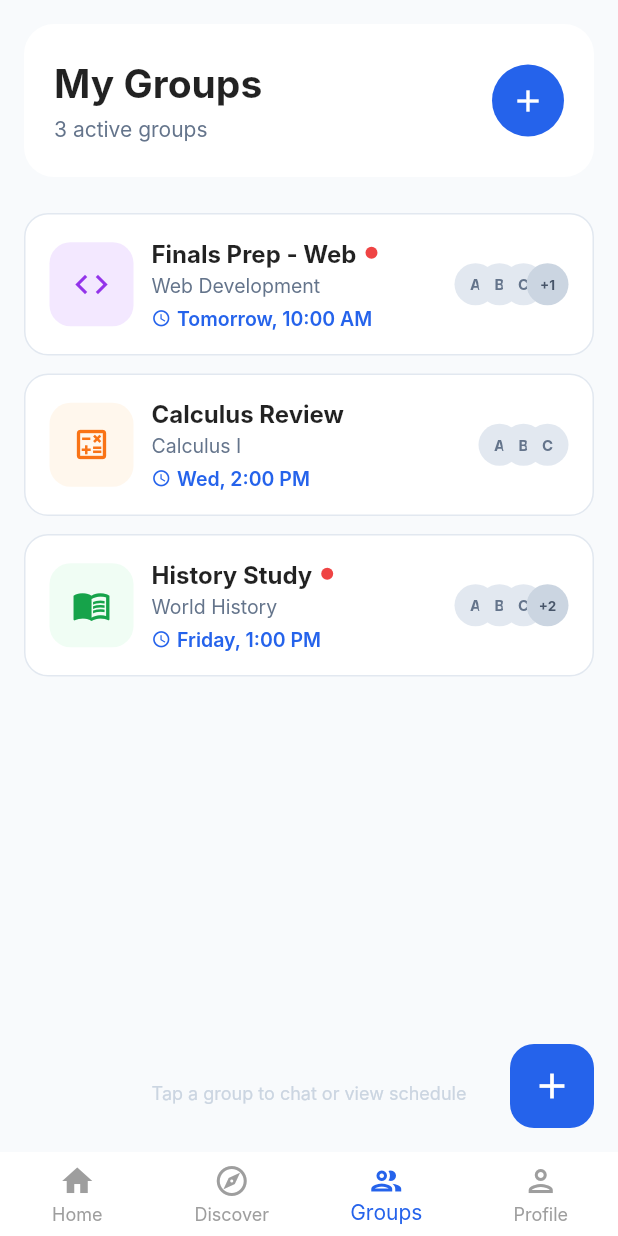
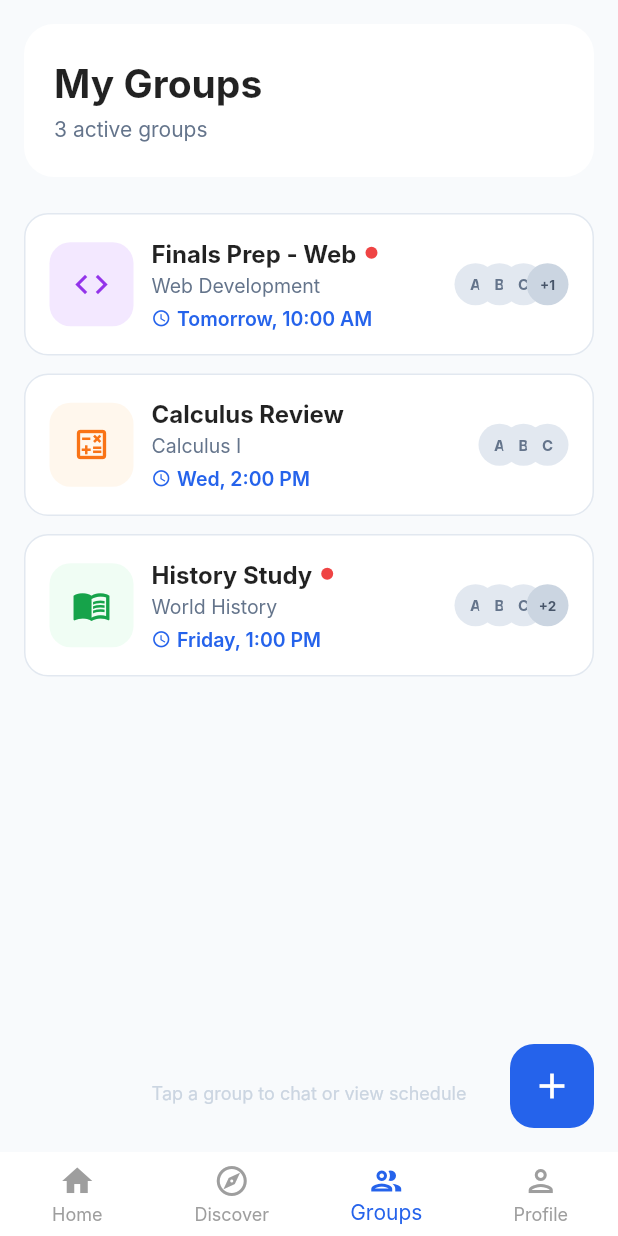
Before and after one commit to Thaw-Zin-Myo-Aung/studysync, a Flutter app: the GroupsListScreen screen opened by its route, on a phone screen of 412 x 824 dp. Run offline on Flutter 3.47's test engine with Material 3 defaults, Android fonts, the phone set to English and light mode, and no system bars; our stand-ins replace go_router; Roboto replaces fonts that are missing (Inter).

Commit message:
remove button from group screen upper right corner

```diff
--- a/lib/features/groups/screens/groups_list_screen.dart
+++ b/lib/features/groups/screens/groups_list_screen.dart
@@ -18,10 +18,7 @@ class GroupsListScreen extends StatelessWidget {
           padding: const EdgeInsets.all(16),
           child: Column(
             children: [
-              GroupsHeader(
-                groupCount: mockGroups.length,
-                onAdd: () {},
-              ),
+              GroupsHeader(groupCount: mockGroups.length),
               const SizedBox(height: 24),
               Expanded(
                 child: ListView.separated(
--- a/lib/features/groups/widgets/groups_header.dart
+++ b/lib/features/groups/widgets/groups_header.dart
@@ -3,12 +3,10 @@ import '../../../core/theme/app_colors.dart';
 
 class GroupsHeader extends StatelessWidget {
   final int groupCount;
-  final VoidCallback onAdd;
 
   const GroupsHeader({
     super.key,
     required this.groupCount,
-    required this.onAdd,
   });
 
   @override
@@ -41,18 +39,6 @@ class GroupsHeader extends StatelessWidget {
               ],
             ),
           ),
-          GestureDetector(
-            onTap: onAdd,
-            child: Container(
-              width: 48,
-              height: 48,
-              decoration: BoxDecoration(
-                color: AppColors.primary,
-                borderRadius: BorderRadius.circular(24),
-              ),
-              child: const Icon(Icons.add, color: Colors.white, size: 24),
-            ),
-          ),
         ],
       ),
     );
--- a/lib/features/settings/widgets/settings_item_row.dart
+++ b/lib/features/settings/widgets/settings_item_row.dart
@@ -62,14 +62,14 @@ class SettingsItemRow extends StatelessWidget {
                       subtitle!,
                       style: const TextStyle(
                         fontSize: 12,
-                        color: Color(0xFF64748B),
+                        color: AppColors.textMuted,
                       ),
                     ),
                   ],
                 ],
               ),
             ),
-            trailing ?? const Icon(Icons.chevron_right, color: Color(0xFFCBD5E1), size: 20),
+            trailing ?? const Icon(Icons.chevron_right, color: AppColors.textDisabled, size: 20),
           ],
         ),
       ),
```
